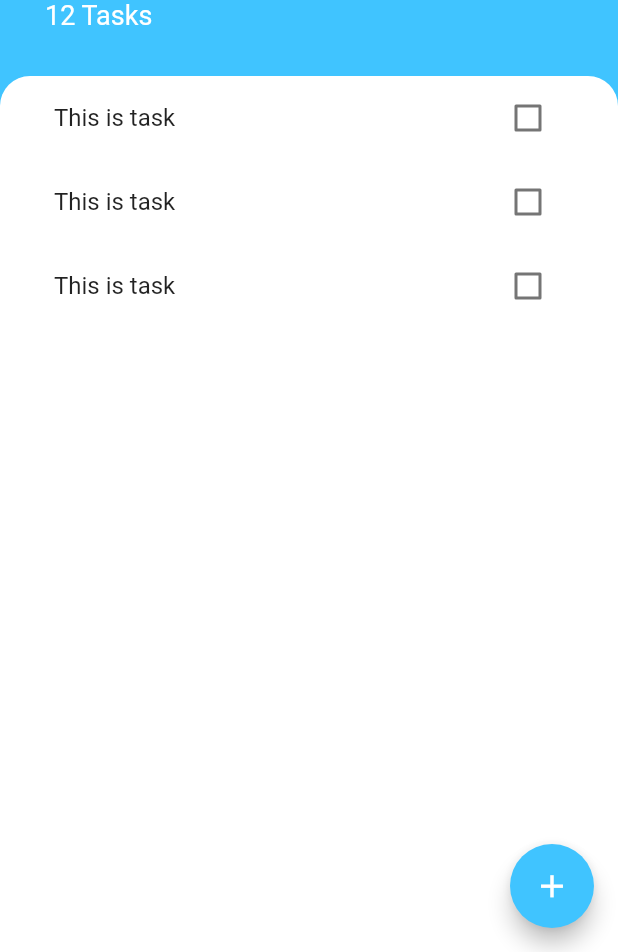
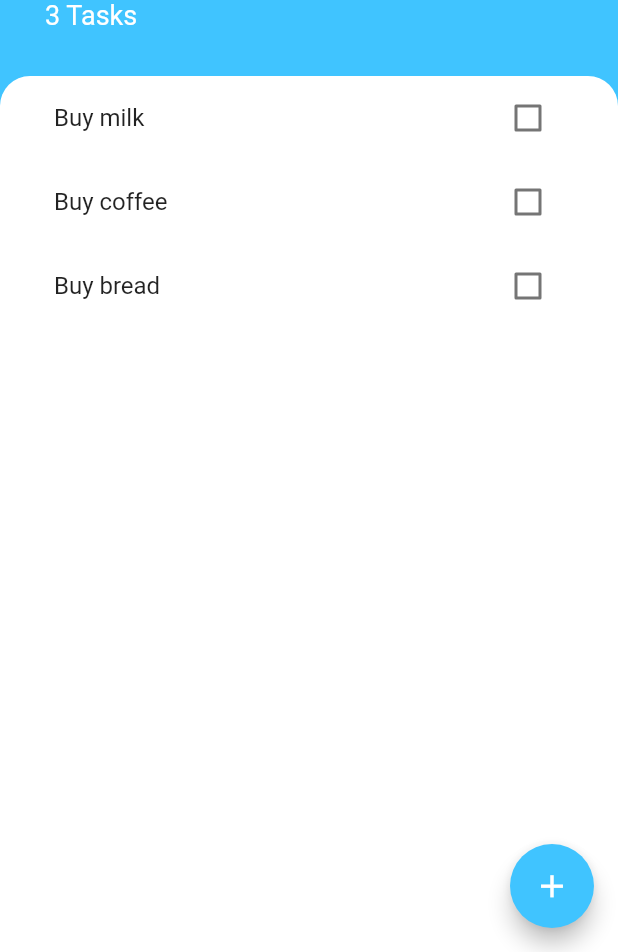
Before and after one commit to fabiovalinhos/todoey_flutter, a Flutter app: the screen it shows after launch, on a phone screen of 412 x 824 dp, the part 284-1236 px from its top. Run offline on Flutter 3.47's test engine with Material 2 defaults, Android fonts, the phone set to English and light mode, and no system bars.

Commit message:
Adjust state and create a callback for task list

```diff
--- a/lib/screens/tasks_screen.dart
+++ b/lib/screens/tasks_screen.dart
@@ -1,9 +1,21 @@
 import 'package:flutter/cupertino.dart';
 import 'package:flutter/material.dart';
+import 'package:todoeyflutter/models/task.dart';
 import 'package:todoeyflutter/screens/add_task_screen.dart';
 import 'package:todoeyflutter/widgets/tasks_list.dart';
 
-class TasksScreen extends StatelessWidget {
+class TasksScreen extends StatefulWidget {
+  @override
+  _TasksScreenState createState() => _TasksScreenState();
+}
+
+class _TasksScreenState extends State<TasksScreen> {
+  List<Task> tasks = [
+    Task(name: 'Buy milk'),
+    Task(name: 'Buy coffee'),
+    Task(name: 'Buy bread'),
+  ];
+
   @override
   Widget build(BuildContext context) {
     return Scaffold(
@@ -17,7 +29,14 @@ class TasksScreen extends StatelessWidget {
               child: Container(
                 padding: EdgeInsets.only(
                     bottom: MediaQuery.of(context).viewInsets.bottom),
-                child: AddTaskScreen(),
+                child: AddTaskScreen(
+                  (newTaskTitle) {
+                    setState(() {
+                      tasks.add(Task(name: newTaskTitle));
+                    });
+                    Navigator.pop(context);
+                  },
+                ),
               ),
             ),
           );
@@ -58,7 +77,7 @@ class TasksScreen extends StatelessWidget {
                   ),
                 ),
                 Text(
-                  '12 Tasks',
+                  '${tasks.length} Tasks',
                   style: TextStyle(color: Colors.white, fontSize: 18.0),
                 ),
               ],
@@ -73,7 +92,7 @@ class TasksScreen extends StatelessWidget {
                     topLeft: Radius.circular(20.0),
                     topRight: Radius.circular(20.0),
                   )),
-              child: TasksList(),
+              child: TasksList(tasks),
             ),
           )
         ],
--- a/lib/widgets/task_tile.dart
+++ b/lib/widgets/task_tile.dart
@@ -11,13 +11,12 @@ class TaskTile extends StatelessWidget {
   Widget build(BuildContext context) {
     return ListTile(
       title: Text(
-        'This is task',
+        taskTitle,
         style: TextStyle(
           decoration: isChecked ? TextDecoration.lineThrough : null,
         ),
       ),
       trailing: Checkbox(
-//        onChanged: toggleCheckboxState,
         activeColor: Colors.lightBlueAccent,
         value: isChecked,
         onChanged: checkboxCallback,
--- a/lib/widgets/tasks_list.dart
+++ b/lib/widgets/tasks_list.dart
@@ -3,28 +3,26 @@ import 'package:todoeyflutter/models/task.dart';
 import 'package:todoeyflutter/widgets/task_tile.dart';
 
 class TasksList extends StatefulWidget {
+  final List<Task> tasks;
+
+  TasksList(this.tasks);
+
   @override
   _TasksListState createState() => _TasksListState();
 }
 
 class _TasksListState extends State<TasksList> {
-  List<Task> tasks = [
-    Task(name: 'Buy milk'),
-    Task(name: 'Buy coffee'),
-    Task(name: 'Buy bread'),
-  ];
-
   @override
   Widget build(BuildContext context) {
     return ListView.builder(
-      itemCount: tasks.length,
+      itemCount: widget.tasks.length,
       itemBuilder: (context, index) {
         return TaskTile(
-            taskTitle: tasks[index].name,
-            isChecked: tasks[index].isDone,
+            taskTitle: widget.tasks[index].name,
+            isChecked: widget.tasks[index].isDone,
             checkboxCallback: (bool checkboxState) {
               setState(() {
-                tasks[index].toggleDone();
+                widget.tasks[index].toggleDone();
               });
             });
       },
```
Also changed, not shown: lib/screens/add_task_screen.dart (+11 -2 lines).
